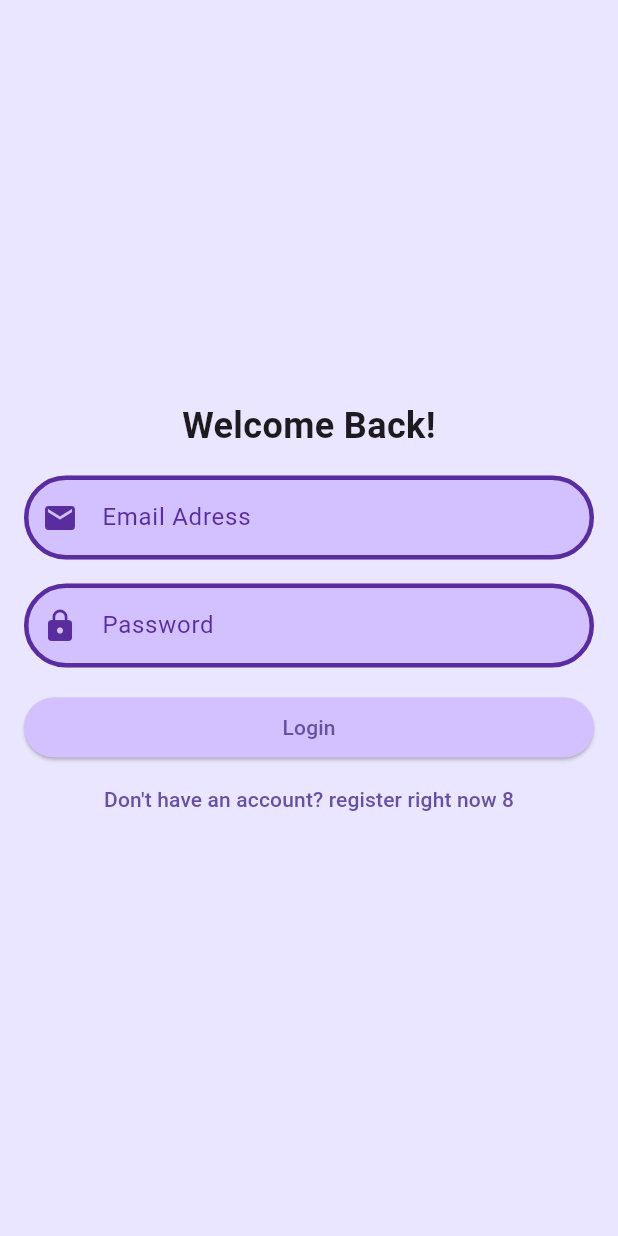
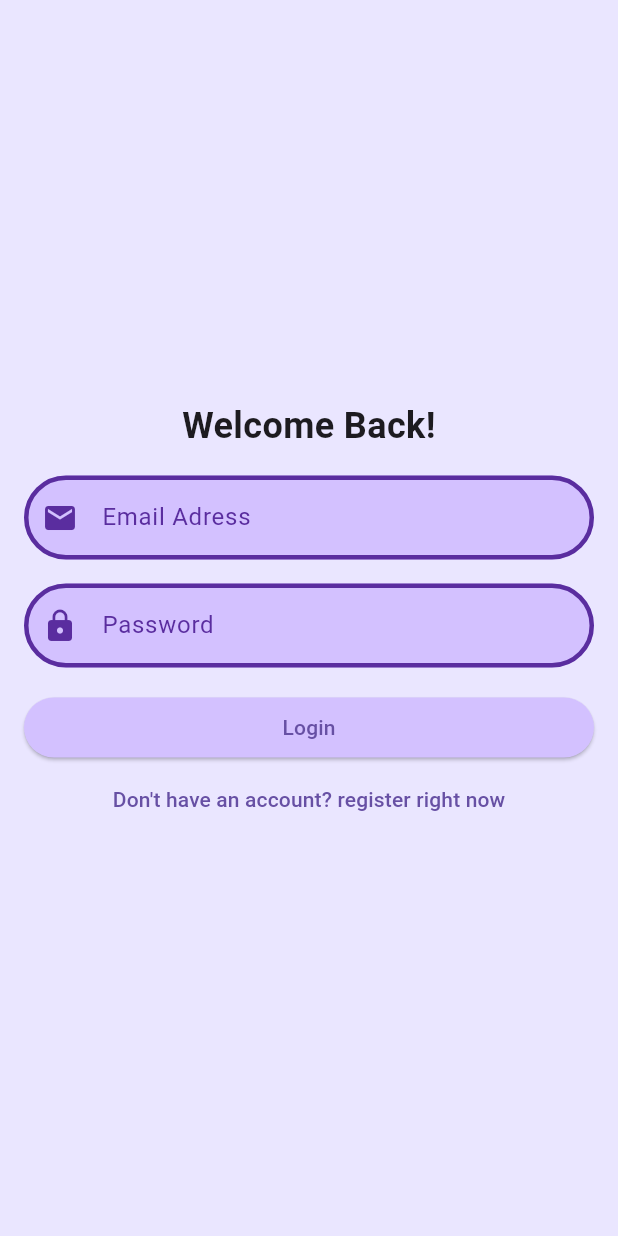
Before and after one commit to nimetts/se_380_project, a Flutter app: the LoginScreen screen opened directly, on a phone screen of 412 x 824 dp. Run offline on Flutter 3.47's test engine with Material 3 defaults, Android fonts, the phone set to English and light mode, and no system bars; our stand-ins replace cloud_firestore, firebase_auth, firebase_core, google_fonts, shared_preferences; accounts and stored records are empty.

Commit message:
update login screen's text

```diff
--- a/lib/screens/login_screen.dart
+++ b/lib/screens/login_screen.dart
@@ -137,7 +137,7 @@ class _LoginScreenState extends State<LoginScreen> {
                 Navigator.push(context,
                     MaterialPageRoute(builder: (context) => RegisterScreen()));
               },
-              child: Text("Don\'t have an account? register right now 8"),
+              child: Text("Don\'t have an account? register right now"),
             ),
           ],
         ),
```
